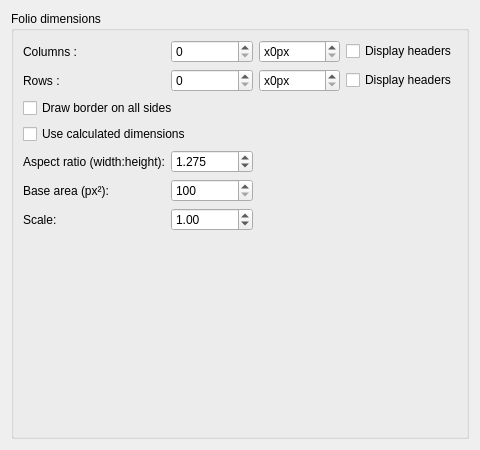
Before: the Qt Designer form sources/ui/borderpropertieswidget.ui in EmilOsvoll/qelectrotech-source-mirror, drawn with Qt 5.
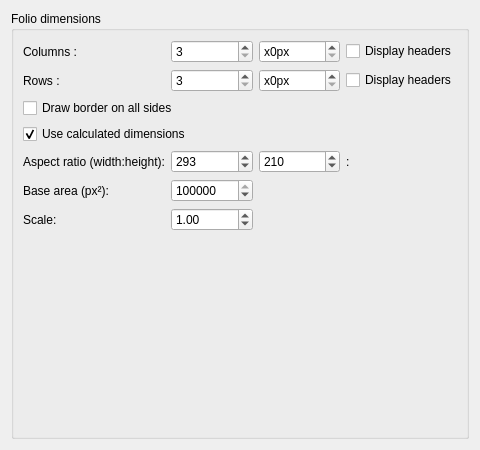
After: the same form once the commit is applied.

Commit message: working on aspect ratio bugs

What changed in the file:
```diff
--- a/sources/ui/borderpropertieswidget.ui
+++ b/sources/ui/borderpropertieswidget.ui
@@ -34,7 +34,11 @@
        </widget>
       </item>
       <item row="0" column="1">
-       <widget class="QSpinBox" name="m_colums_count_sp"/>
+       <widget class="QSpinBox" name="m_colums_count_sp">
+        <property name="minimum">
+         <number>3</number>
+        </property>
+       </widget>
       </item>
       <item row="0" column="2">
        <widget class="QSpinBox" name="m_columns_width_sp">
@@ -64,7 +68,11 @@
        </widget>
       </item>
       <item row="1" column="1">
-       <widget class="QSpinBox" name="m_rows_count_sp"/>
+       <widget class="QSpinBox" name="m_rows_count_sp">
+        <property name="minimum">
+         <number>3</number>
+        </property>
+       </widget>
       </item>
       <item row="0" column="0">
        <widget class="QLabel" name="label_2">
@@ -98,6 +106,12 @@
         <property name="toolTip">
          <string>When enabled, column width and row height are automatically calculated based on aspect ratio, base area, and scale. The drawing area remains constant when changing aspect ratio.</string>
         </property>
+        <property name="checked">
+         <bool>true</bool>
+        </property>
+        <property name="visible">
+         <bool>false</bool>
+        </property>
        </widget>
       </item>
       <item row="4" column="0">
@@ -108,21 +122,35 @@
        </widget>
       </item>
       <item row="4" column="1">
-       <widget class="QDoubleSpinBox" name="m_aspect_ratio_sp">
-        <property name="decimals">
-         <number>3</number>
-        </property>
+       <widget class="QSpinBox" name="m_aspect_ratio_width_sp">
         <property name="minimum">
-         <double>0.100000000000000</double>
+         <number>1</number>
         </property>
         <property name="maximum">
-         <double>100.000000000000000</double>
+         <number>10000</number>
         </property>
-        <property name="singleStep">
-         <double>0.100000000000000</double>
+        <property name="value">
+         <number>293</number>
         </property>
+       </widget>
+      </item>
+      <item row="4" column="3">
+       <widget class="QLabel" name="label_ratio_colon">
+        <property name="text">
+         <string>:</string>
+        </property>
+       </widget>
+      </item>
+      <item row="4" column="2">
+       <widget class="QSpinBox" name="m_aspect_ratio_height_sp">
+        <property name="minimum">
+         <number>1</number>
+        </property>
+        <property name="maximum">
+         <number>10000</number>
+        </property>
         <property name="value">
-         <double>1.275000000000000</double>
+         <number>210</number>
         </property>
        </widget>
       </item>
@@ -147,6 +175,12 @@
         <property name="singleStep">
          <double>1000.000000000000000</double>
         </property>
+        <property name="value">
+         <double>652800.000000000000000</double>
+        </property>
+        <property name="visible">
+         <bool>false</bool>
+        </property>
        </widget>
       </item>
       <item row="6" column="0">
```
Left out of the diff: 8 changed lines with no effect on the pictures. The commit also changes 2 other files.
